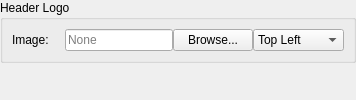
EtherAura/Kartend, file src/ui/dialogs/settings/appearance/appearancetoolbarpanel.ui: the form before one commit.
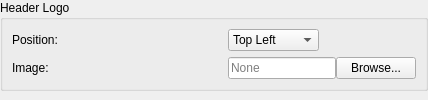
The form after the commit.

Commit message: refactor(settings): uniform widget widths + grouped panels; fix scraper text contrast (Kartend-x1uc)

```diff
--- a/src/ui/dialogs/settings/appearance/appearancetoolbarpanel.ui
+++ b/src/ui/dialogs/settings/appearance/appearancetoolbarpanel.ui
@@ -11,15 +11,13 @@
    <item>
     <widget class="QGroupBox" name="appearanceHeaderLogoGroupBox">
      <property name="title"><string>Header Logo</string></property>
-     <layout class="QGridLayout" name="appearanceToolbarFormLayout">
+     <layout class="QFormLayout" name="appearanceToolbarFormLayout">
       <property name="horizontalSpacing"><number>16</number></property>
       <property name="verticalSpacing"><number>6</number></property>
-      <item row="0" column="0"><widget class="QLabel" name="label_headerLogo"><property name="text"><string>Image:</string></property></widget></item>
-      <item row="0" column="1" colspan="5">
-       <layout class="QHBoxLayout" name="headerLogoLayout">
-        <item><widget class="QLineEdit" name="headerLogoEdit"><property name="toolTip"><string>Path to a logo/banner image painted at the top of the items area</string></property><property name="placeholderText"><string>None</string></property></widget></item>
-        <item><widget class="QPushButton" name="browseHeaderLogoButton"><property name="text"><string>Browse...</string></property><property name="toolTip"><string>Select a header logo image</string></property></widget></item>
-        <item>
+      <property name="labelAlignment"><set>Qt::AlignmentFlag::AlignLeft|Qt::AlignmentFlag::AlignVCenter</set></property>
+      <property name="fieldGrowthPolicy"><enum>QFormLayout::FieldGrowthPolicy::FieldsStayAtSizeHint</enum></property>
+      <item row="0" column="0"><widget class="QLabel" name="label_headerLogoPosition"><property name="minimumSize"><size><width>200</width><height>0</height></size></property><property name="text"><string>Position:</string></property></widget></item>
+      <item row="0" column="1">
          <widget class="QComboBox" name="headerLogoPositionComboBox">
           <property name="toolTip"><string>Where to anchor the header logo</string></property>
           <item><property name="text"><string>Top Left</string></property></item>
@@ -27,6 +25,12 @@
           <item><property name="text"><string>Top Right</string></property></item>
          </widget>
         </item>
+      <item row="1" column="0"><widget class="QLabel" name="label_headerLogo"><property name="minimumSize"><size><width>200</width><height>0</height></size></property><property name="text"><string>Image:</string></property></widget></item>
+      <item row="1" column="1">
+       <layout class="QHBoxLayout" name="headerLogoLayout">
+        <item><widget class="QLineEdit" name="headerLogoEdit"><property name="maximumWidth"><number>320</number></property><property name="toolTip"><string>Path to a logo/banner image painted at the top of the items area</string></property><property name="placeholderText"><string>None</string></property></widget></item>
+        <item><widget class="QPushButton" name="browseHeaderLogoButton"><property name="text"><string>Browse...</string></property><property name="toolTip"><string>Select a header logo image</string></property></widget></item>
+        <item><spacer name="headerLogoSpacer"><property name="orientation"><enum>Qt::Orientation::Horizontal</enum></property><property name="sizeHint" stdset="0"><size><width>0</width><height>0</height></size></property></spacer></item>
        </layout>
       </item>
      </layout>
```
Left out of the diff: 1 changed line with no effect on the pictures. Lines whose indentation alone changed are shown as unchanged. The commit also changes 24 other files.
